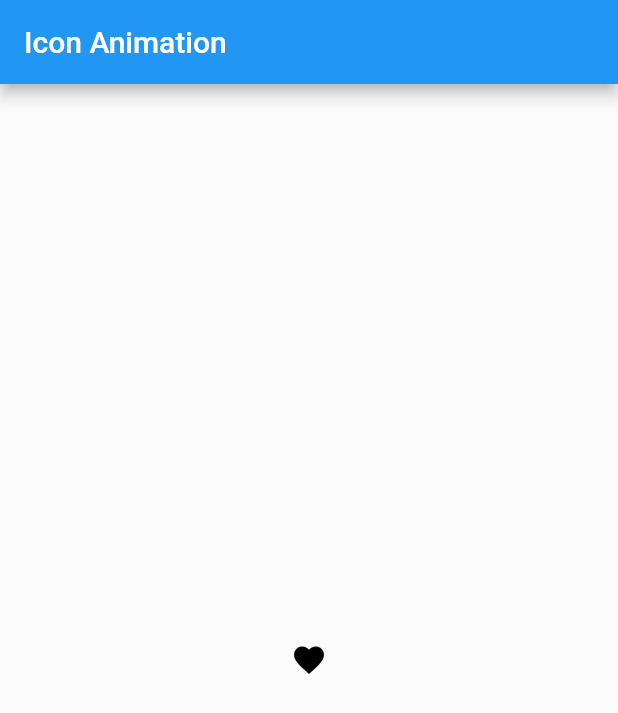
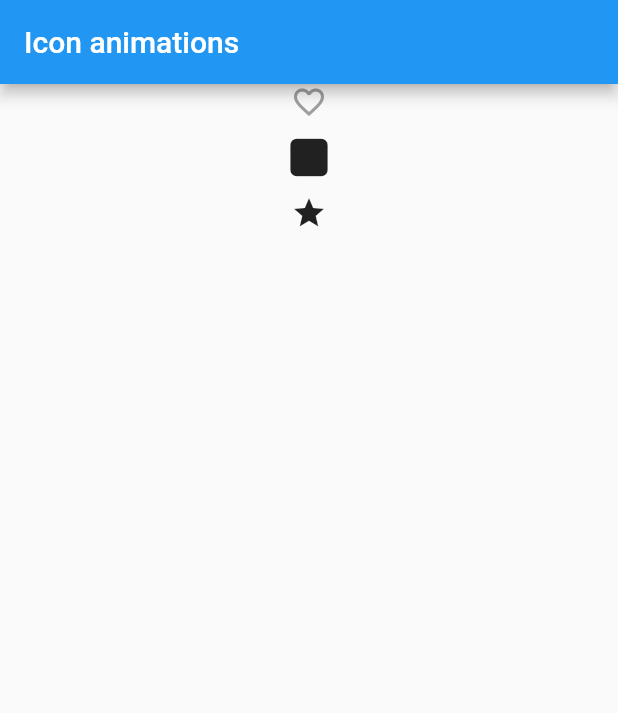
Before and after one commit to RikitoNoto/flutter_animated_icon_button, a Flutter app: the screen it shows after launch, on a phone screen of 412 x 824 dp. Shown: the top 713 px of the screen. Run offline on Flutter 3.47's test engine with Material 2 defaults, Android fonts, the phone set to English and light mode, and no system bars.

Commit message:
create change icon widget

```diff
--- a/example/lib/main.dart
+++ b/example/lib/main.dart
@@ -1,22 +1,76 @@
+import 'dart:math';
+
 import 'package:flutter/material.dart';
+import 'package:flutter_animated_icon_button/animate_change_icon.dart';
 import 'package:flutter_animated_icon_button/tap_fill_icon.dart';
 
 void main() {
-  runApp(TapIconApp());
+  runApp(const IconApp());
 }
 
-class TapIconApp extends StatelessWidget {
+class IconApp extends StatelessWidget {
+  const IconApp({
+    super.key,
+  });
+
+  @override
+  Widget build(BuildContext context) {
+    return MaterialApp(
+        home: Scaffold(
+      appBar: AppBar(
+        title: const Text('Icon animations'),
+      ),
+      body: const Column(
+        children: [
+          TapFillIcon(
+            borderIcon: Icons.favorite_border,
+            fillIcon: Icons.favorite,
+            initialPushed: false,
+          ),
+          AnimateChangeIcon(
+            rotateBeginAngle: 0,
+            firstIcon: Icon(
+              Icons.play_arrow_rounded,
+              size: 50,
+            ),
+            secondIcon: Icon(
+              Icons.stop_rounded,
+              size: 50,
+            ),
+          ),
+          IconAnimation(),
+        ],
+      ),
+    ));
+  }
+}
+
+class TapIconApp extends StatefulWidget {
   const TapIconApp({super.key});
 
   @override
+  TapIconAppState createState() => TapIconAppState();
+}
+
+class TapIconAppState extends State<TapIconApp>
+    with SingleTickerProviderStateMixin {
+  @override
   Widget build(BuildContext context) {
-    return const MaterialApp(
-      home: TapFillIcon(
+    return MaterialApp(
+        home: Scaffold(
+      appBar: AppBar(
+        title: const Text('Icon Animation'),
+      ),
+      body: const Column(
+        children: [
+          TapFillIcon(
             borderIcon: Icons.favorite_border,
             fillIcon: Icons.favorite,
-        initialPushed: true,
+            initialPushed: false,
           ),
-    );
+        ],
+      ),
+    ));
   }
 }
 
@@ -108,24 +162,7 @@ class _TapIconAnimationState extends State<TapIconAnimation>
                         .drive(Tween<double>(begin: 0, end: 1))),
               ),
             ],
-            )
-            // AnimatedContainer(
-            //   duration: const Duration(seconds: 1),
-            //   child: _showFirstIcon
-            //       // ? const Icon(Icons.star, key: ValueKey<int>(1))
-            //       // : const Icon(Icons.favorite, key: ValueKey<int>(2)),
-            //       ? Icon(Icons.favorite, size: 100.0, color: Colors.red)
-            //       : Icon(Icons.favorite, size: 50.0, color: Colors.red),
-            //   // transitionBuilder: (child, animation) {
-            //   //   return ScaleTransition(
-            //   //     scale: animation,
-            //   //     child: RotationTransition(
-            //   //       turns: animation,
-            //   //       child: child,
-            //   //     ),
-            //   //   );
-            //   // },
-            // ),
+          ),
         ),
       ),
     );
@@ -190,15 +227,15 @@ class _IconAnimationState extends State<IconAnimation> {
 
   @override
   Widget build(BuildContext context) {
-    return Scaffold(
-      appBar: AppBar(title: const Text('Icon Animation')),
-      body: Center(
-        child: GestureDetector(
+    return GestureDetector(
       onTap: _toggleIcon,
       child: AnimatedSwitcher(
         duration: const Duration(seconds: 1),
         child: _showFirstIcon
-                ? const Icon(Icons.star, key: ValueKey<int>(1))
+            ? const Icon(
+                Icons.star,
+                key: ValueKey<int>(1),
+              )
             : const Icon(Icons.favorite, key: ValueKey<int>(2)),
         transitionBuilder: (child, animation) {
           return ScaleTransition(
@@ -210,9 +247,30 @@ class _IconAnimationState extends State<IconAnimation> {
           );
         },
       ),
-        ),
-      ),
     );
+    // return Scaffold(
+    //   appBar: AppBar(title: const Text('Icon Animation')),
+    //   body: Center(
+    //     child: GestureDetector(
+    //       onTap: _toggleIcon,
+    //       child: AnimatedSwitcher(
+    //         duration: const Duration(seconds: 1),
+    //         child: _showFirstIcon
+    //             ? const Icon(Icons.star, key: ValueKey<int>(1))
+    //             : const Icon(Icons.favorite, key: ValueKey<int>(2)),
+    //         transitionBuilder: (child, animation) {
+    //           return ScaleTransition(
+    //             scale: animation,
+    //             child: RotationTransition(
+    //               turns: animation,
+    //               child: child,
+    //             ),
+    //           );
+    //         },
+    //       ),
+    //     ),
+    //   ),
+    // );
   }
 }
 
--- /dev/null
+++ b/lib/animate_change_icon.dart
@@ -0,0 +1,123 @@
+import 'dart:math';
+
+import 'package:flutter/material.dart';
+
+class AnimateChangeIcon extends StatefulWidget {
+  const AnimateChangeIcon({
+    required this.firstIcon,
+    required this.secondIcon,
+    this.animateDuration = const Duration(milliseconds: 500),
+    this.initialPushed = false,
+    this.animationController,
+    this.scaleAnimationCurve = Curves.easeOutBack,
+    this.rotateAnimationCurve = Curves.linear,
+    this.rotateBeginAngle = -pi,
+    this.rotateEndAngle = 0.0,
+    this.onTap,
+    super.key,
+  });
+  static const icon = Icons.favorite;
+
+  final Icon firstIcon;
+  final Icon secondIcon;
+  final Duration animateDuration;
+  final bool initialPushed;
+  final AnimationController? animationController;
+  final Curve scaleAnimationCurve;
+  final Curve rotateAnimationCurve;
+  final void Function()? onTap;
+  final double rotateBeginAngle;
+  final double rotateEndAngle;
+
+  @override
+  AnimateChangeIconState createState() => AnimateChangeIconState();
+}
+
+class AnimateChangeIconState extends State<AnimateChangeIcon>
+    with SingleTickerProviderStateMixin {
+  late AnimationController _controller;
+  bool _isPushed = false;
+
+  @override
+  void initState() {
+    if (widget.animationController != null) {
+      _controller = widget.animationController!;
+    } else {
+      _controller = AnimationController(
+        vsync: this,
+        duration: widget.animateDuration,
+        lowerBound: 0.0,
+        upperBound: 1.0,
+      );
+    }
+    _controller.addListener(() {
+      if (mounted) {
+        setState(() {});
+      }
+    });
+
+    if (widget.initialPushed) {
+      _isPushed = true;
+      _controller.value = _controller.upperBound;
+    }
+    super.initState();
+  }
+
+  @override
+  Widget build(BuildContext context) {
+    return GestureDetector(
+      onTap: () {
+        widget.onTap?.call();
+        if (_isPushed) {
+          _controller.reverse();
+        } else {
+          _controller.forward();
+        }
+
+        _isPushed = !_isPushed;
+      },
+      child: Stack(
+        children: [
+          Transform.scale(
+            scale: CurvedAnimation(
+                    parent: _controller, curve: widget.scaleAnimationCurve)
+                .drive(Tween(
+                  begin: _controller.lowerBound,
+                  end: _controller.upperBound,
+                ))
+                .value,
+            child: Transform.rotate(
+              angle: CurvedAnimation(
+                      parent: _controller, curve: widget.rotateAnimationCurve)
+                  .drive(Tween(
+                    begin: _controller.upperBound * widget.rotateBeginAngle,
+                    end: widget.rotateEndAngle,
+                  ))
+                  .value,
+              child: widget.firstIcon,
+            ),
+          ),
+          Transform.scale(
+            scale: CurvedAnimation(
+                    parent: _controller, curve: widget.scaleAnimationCurve)
+                .drive(Tween(
+                  begin: _controller.upperBound,
+                  end: _controller.lowerBound,
+                ))
+                .value,
+            child: Transform.rotate(
+              angle: CurvedAnimation(
+                      parent: _controller, curve: widget.rotateAnimationCurve)
+                  .drive(Tween(
+                    begin: widget.rotateEndAngle,
+                    end: _controller.upperBound * widget.rotateBeginAngle,
+                  ))
+                  .value,
+              child: widget.secondIcon,
+            ),
+          ),
+        ],
+      ),
+    );
+  }
+}
--- a/lib/tap_fill_icon.dart
+++ b/lib/tap_fill_icon.dart
@@ -65,9 +65,7 @@ class TapFillIconState extends State<TapFillIcon>
 
   @override
   Widget build(BuildContext context) {
-    return Scaffold(
-      appBar: AppBar(title: const Text('Icon Animation')),
-      body: Center(
+    return Center(
       child: GestureDetector(
         onTap: () {
           widget.onTap?.call();
@@ -99,7 +97,6 @@ class TapFillIconState extends State<TapFillIcon>
           ],
         ),
       ),
-      ),
     );
   }
 }
```
Lines whose indentation alone changed are shown as unchanged.
